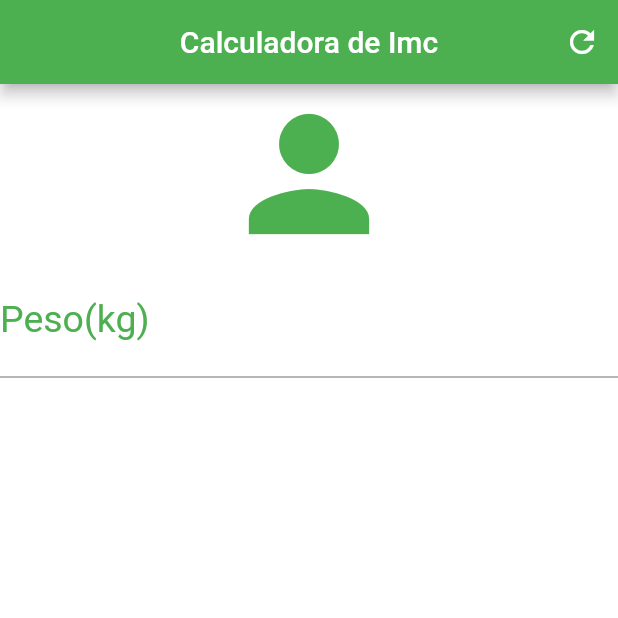
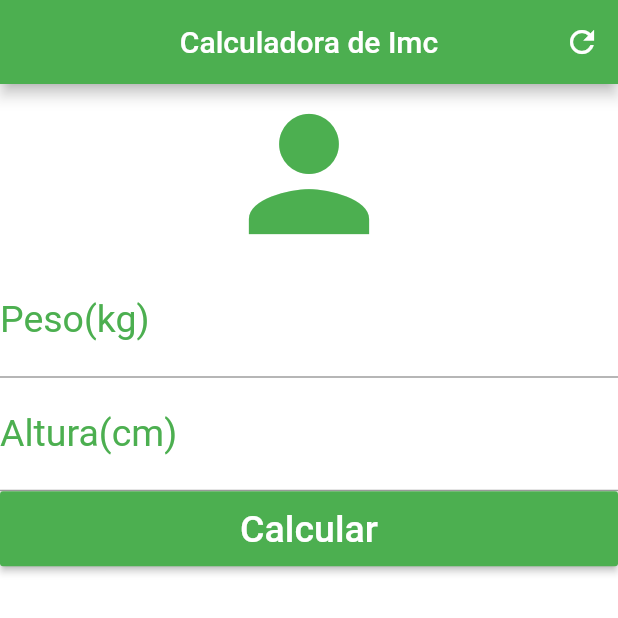
Before and after one commit to NarbalBK/flutter_calculadora_imc, a Flutter app: the screen it shows after launch, on a phone screen of 412 x 824 dp, the top half of it. Run offline on Flutter 3.47's test engine with Material 2 defaults, Android fonts, the phone set to English and light mode, and no system bars.

Commit message:
acrescenta o campo altura

```diff
--- a/lib/main.dart
+++ b/lib/main.dart
@@ -34,14 +34,31 @@ class _HomeState extends State<Home> {
             TextField(
               keyboardType: TextInputType.number,
               decoration: InputDecoration(
-                  labelText: "Peso(kg)",
-                  labelStyle: TextStyle(color: Colors.green),
+                labelText: "Peso(kg)",
+                labelStyle: TextStyle(color: Colors.green),
               ),
               textAlign: TextAlign.center,
               style: TextStyle(color: Colors.green, fontSize: 25.0),
+            ),
+            TextField(
+              keyboardType: TextInputType.number,
+              decoration: InputDecoration(
+                labelText: "Altura(cm)",
+                labelStyle: TextStyle(color: Colors.green),
+              ),
+              textAlign: TextAlign.center,
+              style: TextStyle(color: Colors.green, fontSize: 25.0),
+            ),
+            Container(
+              height: 50.0,
+              child: RaisedButton(
+                onPressed: () {},
+                child: Text("Calcular",
+                    style: TextStyle(color: Colors.white, fontSize: 25.0)),
+                color: Colors.green,
+              ),
             )
           ],
-        )
-    );
+        ));
   }
 }
```
